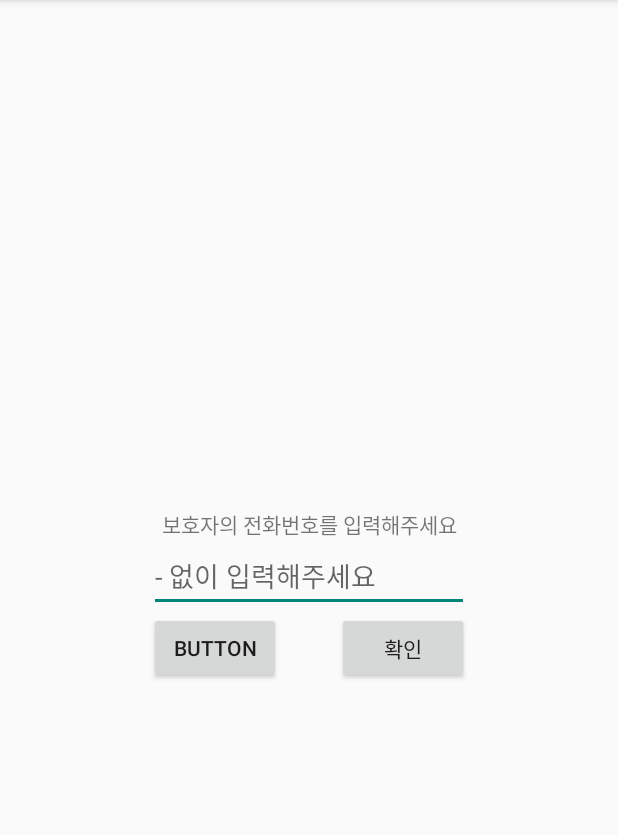
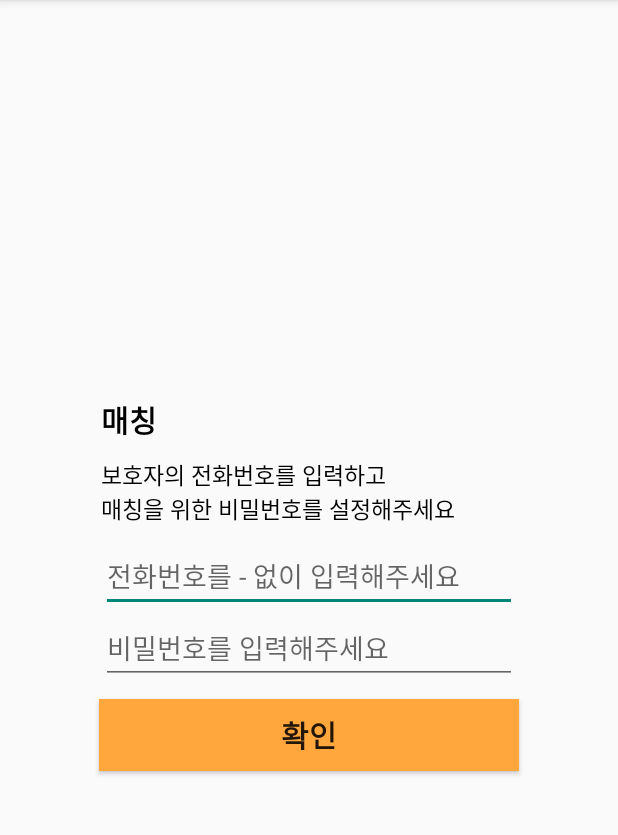
Before and after one commit to CSID-DGU/2023-2-SCS4031-01-introverted_elephant, an Android app: the OldStartActivity screen opened directly, with no data from a screen before it, on a phone screen of 412 x 824 dp, the part 84-919 px from its top. Run offline under Robolectric (Android 15) with nearby library versions, the phone set to English and light mode, and no system bars; our stand-ins replace Firebase (no records; nobody signed in at launch, a user with empty details on screens opened directly).

Commit message:
Edit 노약자 매칭 디자인 적용

```diff
--- a/2023-2-SCS4031-01-introverted_elephant-lyb/app/src/main/res/layout/activity_old_start.xml
+++ b/2023-2-SCS4031-01-introverted_elephant-lyb/app/src/main/res/layout/activity_old_start.xml
@@ -6,41 +6,64 @@
     android:layout_height="match_parent"
     tools:context=".start.OldStartActivity">
 
-    <Button
-        android:id="@+id/button3"
+    <TextView
+        android:id="@+id/matchingTitle"
         android:layout_width="wrap_content"
         android:layout_height="wrap_content"
-        android:text="Button"
-        app:layout_constraintStart_toStartOf="@+id/numberCheckEditText"
-        app:layout_constraintTop_toBottomOf="@+id/numberCheckEditText" />
+        android:text="매칭"
+        android:textColor="@color/black"
+        android:textSize="20dp"
+        android:layout_marginBottom="10dp"
+        android:textStyle="bold"
+        android:layout_marginEnd="10dp"
+        app:layout_constraintBottom_toTopOf="@+id/textView7"
+        app:layout_constraintLeft_toLeftOf="@+id/numberCheckEditText"/>
+
+    <TextView
+        android:id="@+id/textView7"
+        android:layout_width="wrap_content"
+        android:layout_height="wrap_content"
+        android:text="보호자의 전화번호를 입력하고\n매칭을 위한 비밀번호를 설정해주세요"
+        android:textSize="15dp"
+        android:textColor="@color/black"
+        android:layout_marginBottom="10dp"
+        app:layout_constraintBottom_toTopOf="@+id/numberCheckEditText"
+        app:layout_constraintStart_toStartOf="@+id/numberCheckEditText" />
+
+    <EditText
+        android:id="@+id/numberCheckEditText"
+        android:layout_width="wrap_content"
+        android:layout_height="wrap_content"
+        android:ems="13"
+        android:inputType="text"
+        android:hint="전화번호를 - 없이 입력해주세요"
+        app:layout_constraintBottom_toBottomOf="parent"
+        app:layout_constraintEnd_toEndOf="parent"
+        app:layout_constraintStart_toStartOf="parent"
+        app:layout_constraintTop_toTopOf="parent" />
+
+    <EditText
+        android:id="@+id/passwordEditText"
+        android:layout_width="wrap_content"
+        android:layout_height="wrap_content"
+        android:ems="13"
+        android:hint="비밀번호를 입력해주세요"
+        android:inputType="textPassword"
+        app:layout_constraintLeft_toLeftOf="@+id/numberCheckEditText"
+        app:layout_constraintTop_toBottomOf="@+id/numberCheckEditText"/>
 
     <Button
         android:id="@+id/numberCheckButton"
         android:layout_width="wrap_content"
         android:layout_height="wrap_content"
         android:text="확인"
+        android:textSize="20dp"
+        android:textStyle="bold"
+        android:background="@drawable/rect_orange"
+        android:ems="12"
+        android:layout_marginTop="10dp"
         app:layout_constraintEnd_toEndOf="@+id/numberCheckEditText"
-        app:layout_constraintTop_toBottomOf="@+id/numberCheckEditText" />
-
-    <EditText
-        android:id="@+id/numberCheckEditText"
-        android:layout_width="wrap_content"
-        android:layout_height="wrap_content"
-        android:ems="10"
-        android:inputType="text"
-        android:hint="- 없이 입력해주세요"
-        app:layout_constraintBottom_toBottomOf="parent"
-        app:layout_constraintEnd_toEndOf="parent"
-        app:layout_constraintStart_toStartOf="parent"
-        app:layout_constraintTop_toTopOf="parent" />
-
-    <TextView
-        android:id="@+id/textView7"
-        android:layout_width="wrap_content"
-        android:layout_height="wrap_content"
-        android:text="보호자의 전화번호를 입력해주세요"
-        app:layout_constraintBottom_toTopOf="@+id/numberCheckEditText"
-        app:layout_constraintEnd_toEndOf="@+id/numberCheckEditText"
-        app:layout_constraintStart_toStartOf="@+id/numberCheckEditText" />
+        app:layout_constraintStart_toStartOf="@+id/numberCheckEditText"
+        app:layout_constraintTop_toBottomOf="@+id/passwordEditText" />
 
 </androidx.constraintlayout.widget.ConstraintLayout>
```
